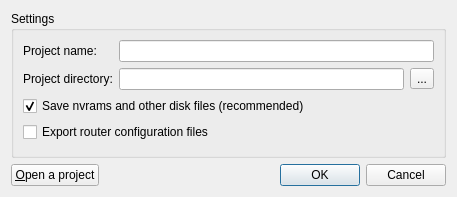
This is src/GNS3/Ui/Form_NewProject.ui in GNS3/gns3-legacy as Qt 5 draws it before an edit. The edited form follows.
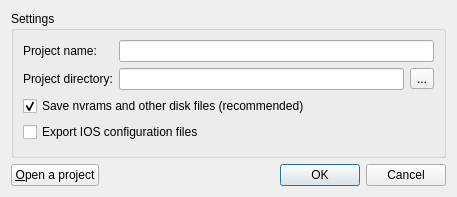
This is the edited form. Icons and pictures are not drawn.

What changed in the file:
```diff
--- a/src/GNS3/Ui/Form_NewProject.ui
+++ b/src/GNS3/Ui/Form_NewProject.ui
@@ -88,7 +88,7 @@
       <item row="3" column="0" colspan="2">
        <widget class="QCheckBox" name="checkBox_ConfigFiles">
         <property name="text">
-         <string>Export router configuration files</string>
+         <string>Export IOS configuration files</string>
         </property>
        </widget>
       </item>
```
